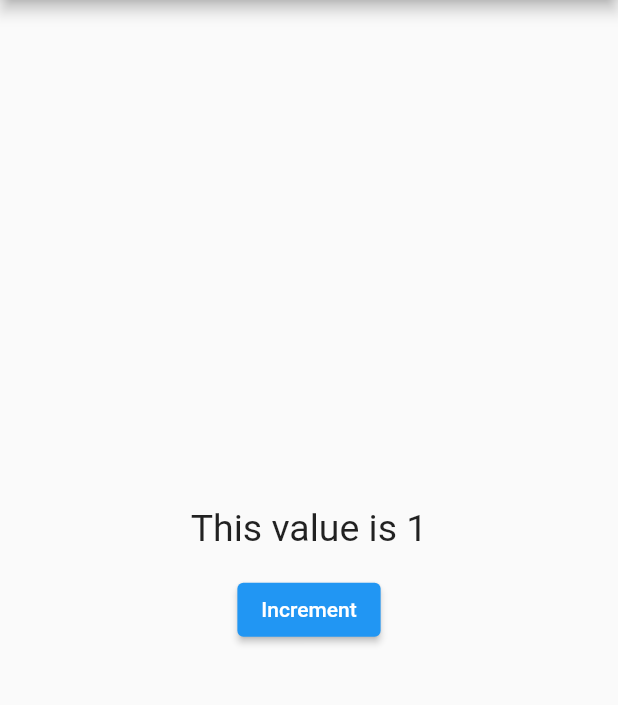
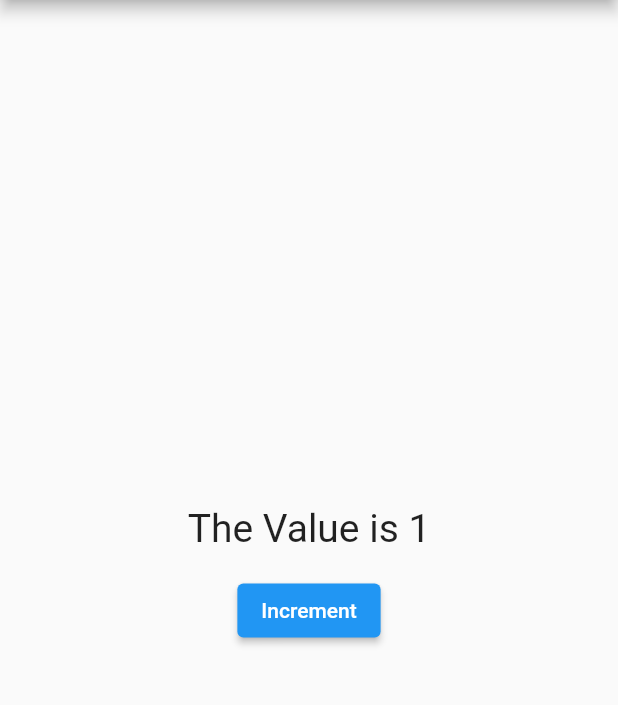
Before and after one commit to Sumit4482/GetX_Tutorial, a Flutter app: the screen it shows after launch, after a tap on "Increment", on a phone screen of 412 x 824 dp, the part 84-789 px from its top. Run offline on Flutter 3.47's test engine with Material 2 defaults, Android fonts, the phone set to English and light mode, and no system bars; our stand-ins replace get.

Commit message:
Added Simple State Management Code

```diff
--- a/lib/main.dart
+++ b/lib/main.dart
@@ -22,12 +22,12 @@ class MyApp extends StatelessWidget {
             mainAxisAlignment: MainAxisAlignment.center,
             crossAxisAlignment: CrossAxisAlignment.center,
             children: [
-              GetX<MyController>(
-                // init: MyController(),
+              GetBuilder<MyController>(
+                init: MyController(),
                 builder: (controller) {
                   return Text(
-                    "This value is ${myController.count}",
-                    style: TextStyle(fontSize: 25),
+                    "The Value is ${controller.count}",
+                    style: TextStyle(fontSize: 26),
                   );
                 },
               ),
@@ -36,8 +36,7 @@ class MyApp extends StatelessWidget {
               ),
               ElevatedButton(
                   onPressed: () {
-                    myController.increment();
-                    // Get.find<MyController>().increment();
+                    Get.find<MyController>().increment();
                   },
                   child: Text("Increment"))
             ],
--- a/lib/my_controller.dart
+++ b/lib/my_controller.dart
@@ -2,8 +2,9 @@ import 'package:get/get.dart';
 import 'student.dart';
 
 class MyController extends GetxController {
-  var count = 0.obs;
+  var count = 0;
   void increment() {
     count++;
+    update();
   }
 }
```
Also changed, not shown: 2 other files.
